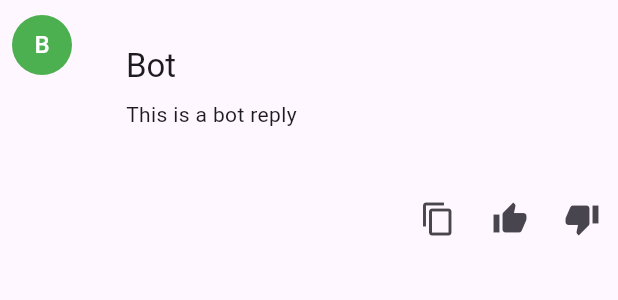
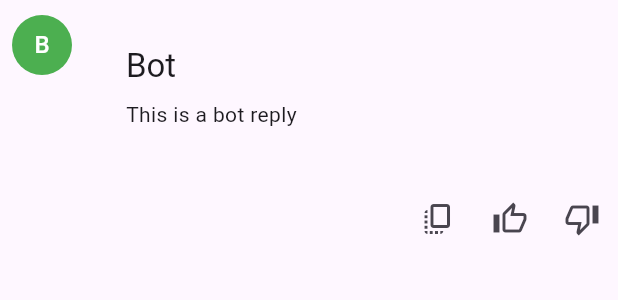
Before and after one commit to Baisalya/xonext, a Flutter app: the BotMessage widget shown alone on an empty page, opened directly, on a phone screen of 412 x 824 dp. Shown: the top 300 px of the screen. Run offline on Flutter 3.47's test engine with Material 3 defaults, Android fonts, the phone set to English and light mode, and no system bars; our stand-ins replace dots_indicator, font_awesome_flutter, get.

Commit message:
copy added bot message

```diff
--- a/lib/Pages/chat screen/Pages/BotMessage.dart
+++ b/lib/Pages/chat screen/Pages/BotMessage.dart
@@ -1,4 +1,5 @@
 import 'package:flutter/material.dart';
+import 'package:flutter/services.dart';
 
 class BotMessage extends StatelessWidget {
   final String text;
@@ -53,22 +54,28 @@ class BotMessage extends StatelessWidget {
               mainAxisAlignment: MainAxisAlignment.end,
               children: <Widget>[
                 IconButton(
-                  icon: Icon(Icons.copy),
+                  icon: Icon(Icons.copy_all),
                   onPressed: () {
                     // Add your functionality for the third button
+                    _copyToClipboard(text, context);
                   },
+                    tooltip: 'Copy'
                 ),
                 IconButton(
-                  icon: Icon(Icons.thumb_up),
+                  icon: Icon(Icons.thumb_up_alt_outlined),
+                  selectedIcon: Icon(Icons.thumb_up_off_alt_rounded),
                   onPressed: () {
                     // Add your functionality for the first button
-                  },
+                  },tooltip: 'Like'
                 ),
                 IconButton(
-                  icon: Icon(Icons.thumb_down),
-                  onPressed: () {
+                  icon: Icon(Icons.thumb_down_alt_outlined),
+                    selectedIcon: Icon(Icons.thumb_down_alt_rounded),
+
+                    onPressed: () {
                     // Add your functionality for the second button
                   },
+                    tooltip: 'Dislike'
                 ),
 
               ],
@@ -78,4 +85,11 @@ class BotMessage extends StatelessWidget {
       ),
     );
   }
-}
+
+
+  void _copyToClipboard(String text, BuildContext context) {
+    Clipboard.setData(ClipboardData(text: text));
+    ScaffoldMessenger.of(context).showSnackBar(
+      SnackBar(content: Text('Text copied to clipboard')),
+    );
+  }}
```
